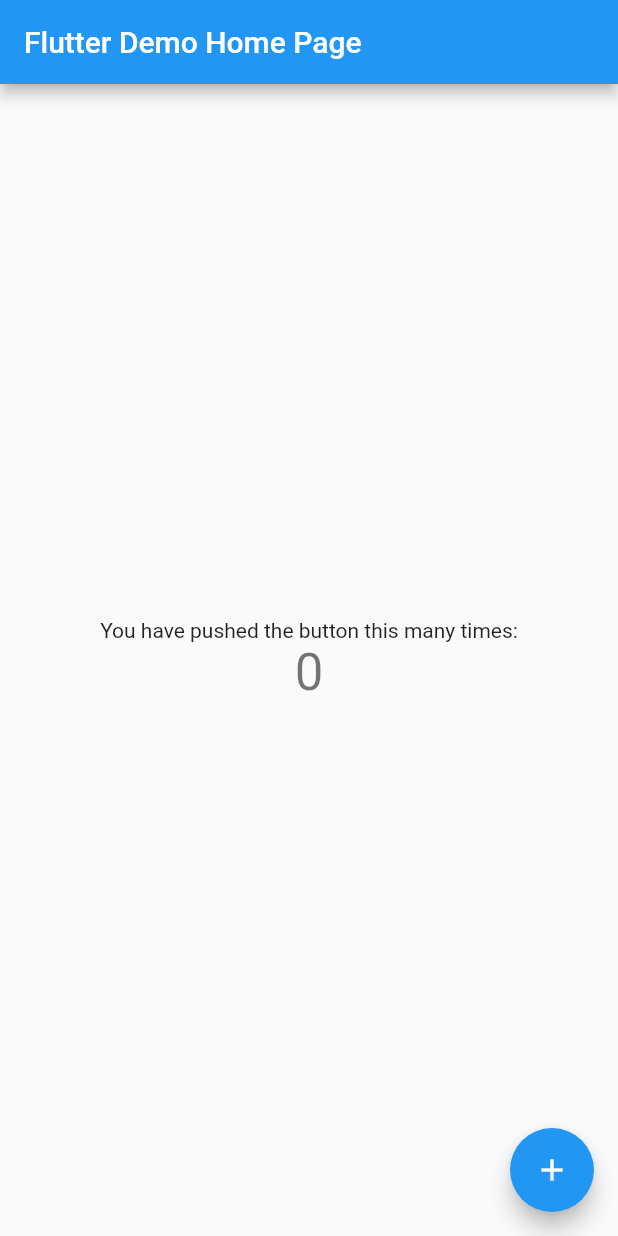
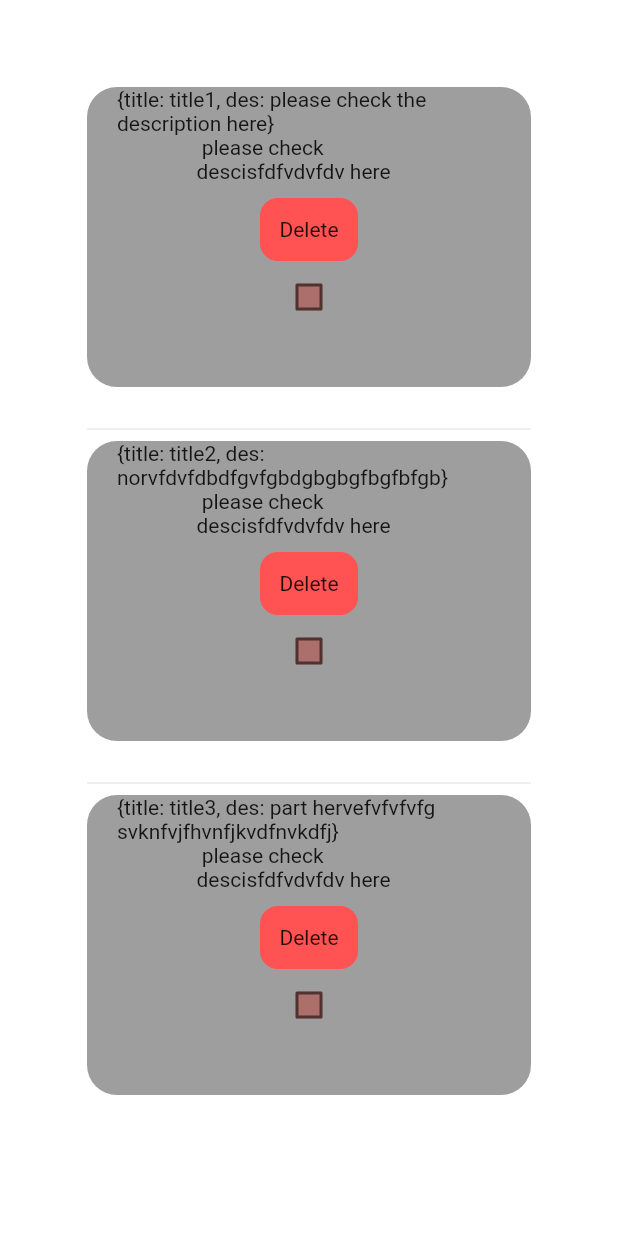
Before and after one commit to Robopicker/todo_app, a Flutter app: the screen it shows after launch, on a phone screen of 412 x 824 dp. Run offline on Flutter 3.47's test engine with Material 2 defaults, Android fonts, the phone set to English and light mode, and no system bars.

Commit message:
todo intit

```diff
--- a/lib/main.dart
+++ b/lib/main.dart
@@ -1,115 +1,26 @@
 import 'package:flutter/material.dart';
+import 'package:todo_app/src/AddToDo.dart';
+import 'package:todo_app/src/MyButton.dart';
+import 'package:todo_app/src/ToDoCard.dart';
+import 'package:todo_app/src/ToDoItem.dart';
+import 'package:todo_app/src/ToDoList.dart';
 
 void main() {
   runApp(const MyApp());
 }
-
 class MyApp extends StatelessWidget {
   const MyApp({super.key});
 
-  // This widget is the root of your application.
   @override
   Widget build(BuildContext context) {
+
     return MaterialApp(
-      title: 'Flutter Demo',
-      theme: ThemeData(
-        // This is the theme of your application.
-        //
-        // Try running your application with "flutter run". You'll see the
-        // application has a blue toolbar. Then, without quitting the app, try
-        // changing the primarySwatch below to Colors.green and then invoke
-        // "hot reload" (press "r" in the console where you ran "flutter run",
-        // or simply save your changes to "hot reload" in a Flutter IDE).
-        // Notice that the counter didn't reset back to zero; the application
-        // is not restarted.
-        primarySwatch: Colors.blue,
-      ),
-      home: const MyHomePage(title: 'Flutter Demo Home Page'),
+      home: Scaffold(
+        body: Container(child: Center(
+          child: ToDoList()), decoration: const BoxDecoration(
+          color: Colors.white
+        ),)
+    )
     );
   }
 }
-
-class MyHomePage extends StatefulWidget {
-  const MyHomePage({super.key, required this.title});
-
-  // This widget is the home page of your application. It is stateful, meaning
-  // that it has a State object (defined below) that contains fields that affect
-  // how it looks.
-
-  // This class is the configuration for the state. It holds the values (in this
-  // case the title) provided by the parent (in this case the App widget) and
-  // used by the build method of the State. Fields in a Widget subclass are
-  // always marked "final".
-
-  final String title;
-
-  @override
-  State<MyHomePage> createState() => _MyHomePageState();
-}
-
-class _MyHomePageState extends State<MyHomePage> {
-  int _counter = 0;
-
-  void _incrementCounter() {
-    setState(() {
-      // This call to setState tells the Flutter framework that something has
-      // changed in this State, which causes it to rerun the build method below
-      // so that the display can reflect the updated values. If we changed
-      // _counter without calling setState(), then the build method would not be
-      // called again, and so nothing would appear to happen.
-      _counter++;
-    });
-  }
-
-  @override
-  Widget build(BuildContext context) {
-    // This method is rerun every time setState is called, for instance as done
-    // by the _incrementCounter method above.
-    //
-    // The Flutter framework has been optimized to make rerunning build methods
-    // fast, so that you can just rebuild anything that needs updating rather
-    // than having to individually change instances of widgets.
-    return Scaffold(
-      appBar: AppBar(
-        // Here we take the value from the MyHomePage object that was created by
-        // the App.build method, and use it to set our appbar title.
-        title: Text(widget.title),
-      ),
-      body: Center(
-        // Center is a layout widget. It takes a single child and positions it
-        // in the middle of the parent.
-        child: Column(
-          // Column is also a layout widget. It takes a list of children and
-          // arranges them vertically. By default, it sizes itself to fit its
-          // children horizontally, and tries to be as tall as its parent.
-          //
-          // Invoke "debug painting" (press "p" in the console, choose the
-          // "Toggle Debug Paint" action from the Flutter Inspector in Android
-          // Studio, or the "Toggle Debug Paint" command in Visual Studio Code)
-          // to see the wireframe for each widget.
-          //
-          // Column has various properties to control how it sizes itself and
-          // how it positions its children. Here we use mainAxisAlignment to
-          // center the children vertically; the main axis here is the vertical
-          // axis because Columns are vertical (the cross axis would be
-          // horizontal).
-          mainAxisAlignment: MainAxisAlignment.center,
-          children: <Widget>[
-            const Text(
-              'You have pushed the button this many times:',
-            ),
-            Text(
-              '$_counter',
-              style: Theme.of(context).textTheme.headline4,
-            ),
-          ],
-        ),
-      ),
-      floatingActionButton: FloatingActionButton(
-        onPressed: _incrementCounter,
-        tooltip: 'Increment',
-        child: const Icon(Icons.add),
-      ), // This trailing comma makes auto-formatting nicer for build methods.
-    );
-  }
-}
--- /dev/null
+++ b/lib/src/CheckBox.dart
@@ -0,0 +1,37 @@
+import 'package:flutter/material.dart';
+
+void main() => runApp(const CheckboxWidget());
+
+class CheckboxWidget extends StatefulWidget {
+  const CheckboxWidget({super.key});
+
+  @override
+  State<CheckboxWidget> createState() => _MyWidgetState();
+}
+
+class _MyWidgetState extends State<CheckboxWidget> {
+  bool isChecked = false;
+  @override
+  Widget build(BuildContext context) {
+    Color getColor(Set<MaterialState> states) {
+      const Set<MaterialState> interactiveStates = <MaterialState>{
+        MaterialState.pressed,
+        MaterialState.hovered,
+        MaterialState.focused,
+      };
+      if (states.any(interactiveStates.contains)) {
+        return Colors.blue;
+      }
+      return Color.fromARGB(255, 173, 111, 107);
+    }
+    return Checkbox(
+      fillColor: MaterialStateProperty.resolveWith(getColor),
+      value: isChecked,
+      onChanged: (bool ? value) => {
+        setState(() {
+          isChecked = value!;
+        })
+      },
+    );
+  }
+}
--- /dev/null
+++ b/lib/src/ToDoCard.dart
@@ -0,0 +1,40 @@
+import 'package:flutter/material.dart';
+import 'package:flutter/src/widgets/container.dart';
+import 'package:flutter/src/widgets/framework.dart';
+import 'package:todo_app/src/CheckBox.dart';
+
+class ToDoCard extends StatelessWidget {
+  final String title;
+  const ToDoCard({super.key, required this.title });
+
+  @override
+  Widget build(BuildContext context) {
+    final Title = Text(title);
+    final Dec = Container( child: Text(' please check descisfdfvdvfdv here', ), width: 150,);
+    final DeleteIcon = GestureDetector(
+      onTap: () => {
+        print("sdvdfvfd")
+      },
+      child: Container(
+        decoration: BoxDecoration(borderRadius: BorderRadius.circular(12), color: Colors.redAccent),
+        child: Text("Delete"),
+        padding: EdgeInsets.all(13),
+        margin: EdgeInsets.only(top: 10),
+      ),
+    );
+    return Container(
+      decoration: BoxDecoration( color: Colors.grey, borderRadius: BorderRadius.circular(20)),
+      child: Column(
+        mainAxisAlignment: MainAxisAlignment.start,
+        children: [
+        Title,
+        Dec,
+        DeleteIcon,
+        CheckboxWidget()
+      ]),
+        height: 200,
+        padding: EdgeInsets.symmetric(horizontal: 20),
+        margin: EdgeInsets.only(bottom: 20),
+    );
+  }
+}
--- /dev/null
+++ b/lib/src/ToDoList.dart
@@ -0,0 +1,30 @@
+import 'package:flutter/material.dart';
+import 'package:flutter/src/widgets/container.dart';
+import 'package:flutter/src/widgets/framework.dart';
+import 'package:todo_app/src/ToDoCard.dart';
+
+class ToDoList extends StatefulWidget {
+  const ToDoList({super.key});
+
+  @override
+  State<ToDoList> createState() => _MyWidgetState();
+}
+
+class _MyWidgetState extends State<ToDoList> {
+  @override
+  Widget build(BuildContext context) {
+    final List<Object> entries = [{ "title": 'title1', "des": 'please check the description here' }, { "title": 'title2', "des": "norvfdvfdbdfgvfgbdgbgbgfbgfbfgb" }, { "title": 'title3', "des": "part hervefvfvfvfg svknfvjfhvnfjkvdfnvkdfj" }];
+    final listView = ListView.separated(
+    padding: const EdgeInsets.all(8),
+    itemCount: entries.length,
+    itemBuilder: (BuildContext context, int index) {
+      return ToDoCard(title: '${entries[index]}');
+    },
+    separatorBuilder: (BuildContext context, int index) => const Divider(),
+  );
+    return Container(
+      margin: EdgeInsets.only(top: 50, left: 50, right: 50),
+      child: listView,
+    );
+  }
+}
```
Also changed, not shown: lib/src/AddToDo.dart (added, +43 -0 lines), lib/src/MyButton.dart (added, +30 -0 lines), lib/src/ToDoItem.dart (added, +28 -0 lines), lib/src/test.dart (added, +18 -0 lines).
